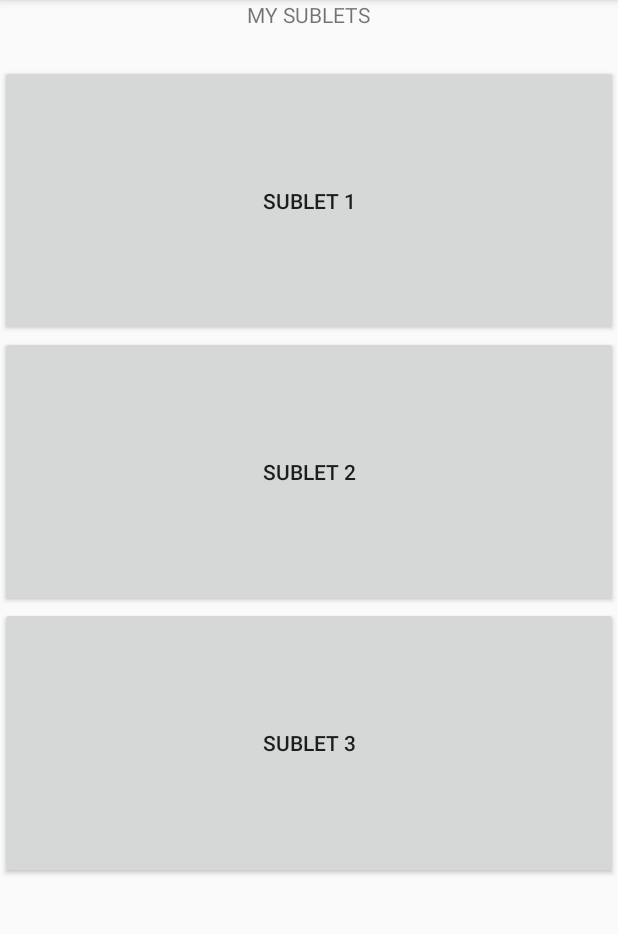
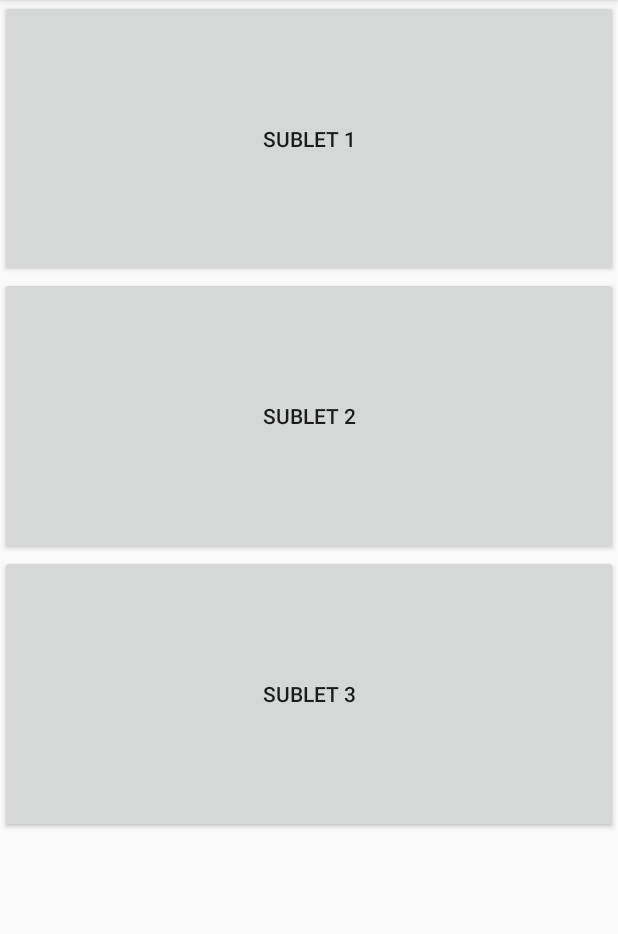
Before and after one commit to hsennik/SubLit, an Android app: the MyPostingsActivity screen opened directly, with no data from a screen before it, on a phone screen of 412 x 824 dp, the part 84-1018 px from its top. Run offline under Robolectric (Android 15) with nearby library versions, the phone set to English and light mode, and no system bars.

Commit message:
small changesupdate to settings and mypostings

```diff
--- a/app/src/main/res/layout/activity_mypostings.xml
+++ b/app/src/main/res/layout/activity_mypostings.xml
@@ -3,16 +3,6 @@
     android:orientation="vertical" android:layout_width="match_parent"
     android:layout_height="match_parent"
     android:weightSum="1">
-
-    <TextView
-        android:layout_width="wrap_content"
-        android:layout_height="wrap_content"
-        android:text="MY SUBLETS"
-        android:id="@+id/textView7"
-        android:layout_gravity="center_horizontal"
-        android:layout_weight="0.04"
-        android:fontFamily="@string/abc_font_family_button_material"
-        android:singleLine="true" />
 
     <Button
         android:layout_width="match_parent"
```
